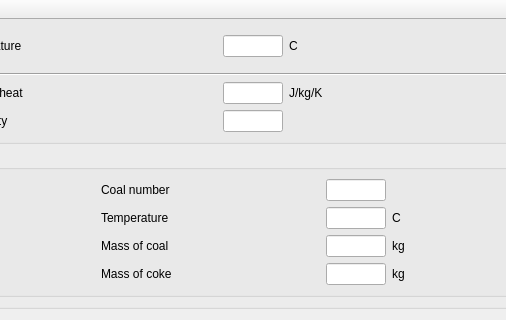
code-saturne/code_saturne, file gui/Pages/LagrangianBoundariesForm.ui: the form before one commit; both pictures show x 81 to 587 and y 858 to 1178 of the 668 by 1178 pixel window.
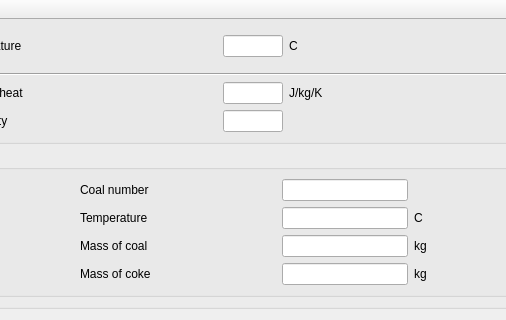
The form after the commit.

Commit message: add capabilities to run Lagrangian with Coal combustion in GUI

Patch:
```diff
--- a/gui/Pages/LagrangianBoundariesForm.ui
+++ b/gui/Pages/LagrangianBoundariesForm.ui
@@ -1023,7 +1023,7 @@
               <widget class="QLineEdit" name="lineEditINUCHL">
                <property name="maximumSize">
                 <size>
-                 <width>60</width>
+                 <width>16777215</width>
                  <height>16777215</height>
                 </size>
                </property>
@@ -1046,7 +1046,7 @@
               <widget class="QLineEdit" name="lineEditIHPT">
                <property name="maximumSize">
                 <size>
-                 <width>60</width>
+                 <width>16777215</width>
                  <height>16777215</height>
                 </size>
                </property>
@@ -1105,7 +1105,7 @@
               <widget class="QLineEdit" name="lineEditIMCHT">
                <property name="maximumSize">
                 <size>
-                 <width>60</width>
+                 <width>16777215</width>
                  <height>16777215</height>
                 </size>
                </property>
@@ -1151,7 +1151,7 @@
               <widget class="QLineEdit" name="lineEditIMCKT">
                <property name="maximumSize">
                 <size>
-                 <width>60</width>
+                 <width>16777215</width>
                  <height>16777215</height>
                 </size>
                </property>
```
Left out of the diff: 2 changed lines with no effect on the pictures. The commit also changes 8 other files.
